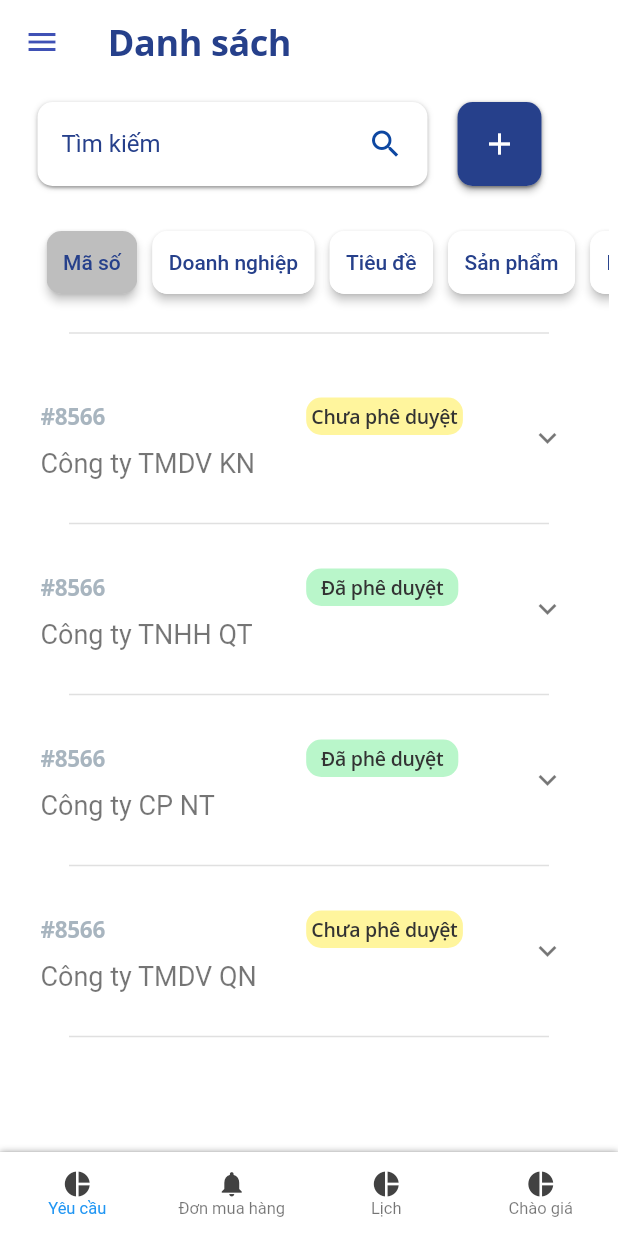
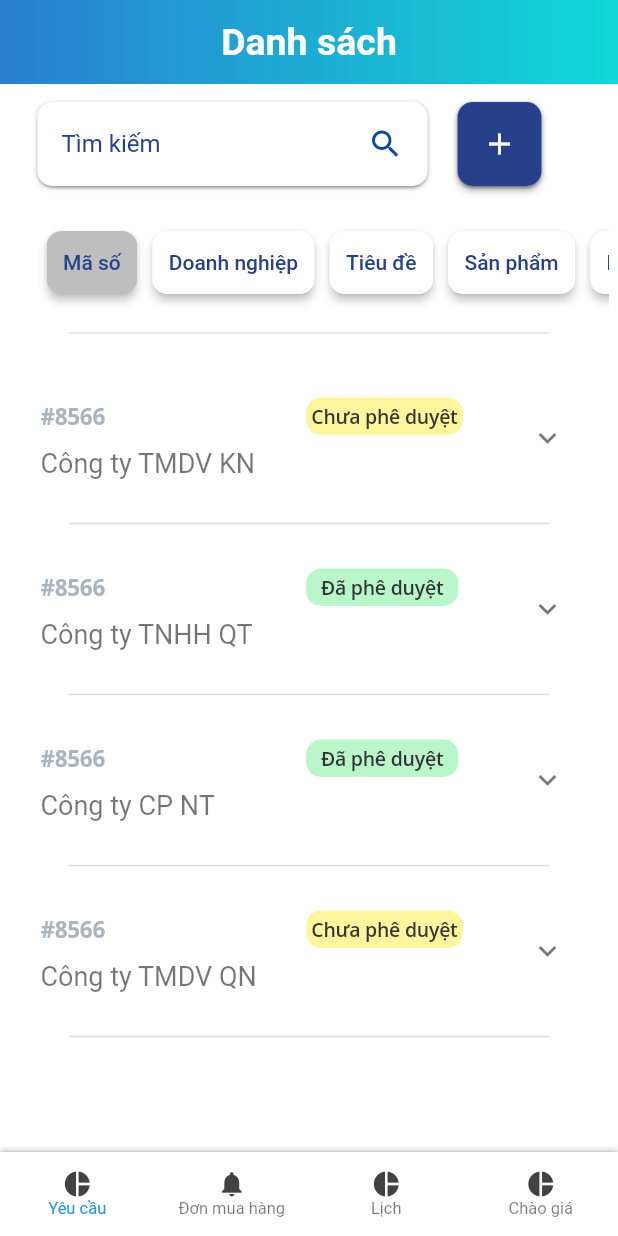
Before and after one commit to Tiensp/GiaoTiepNguoiMay_HCI, a Flutter app: the screen it shows after launch, on a phone screen of 412 x 824 dp. Run offline on Flutter 3.47's test engine with Material 2 defaults, Android fonts, the phone set to English and light mode, and no system bars; our stand-ins replace font_awesome_flutter, table_calendar, timelines; Roboto replaces fonts that are missing (Open Sans).

Commit message:
change AppBar -> Gradient Bar

```diff
--- a/lib/MyWidget/my_AppBar.dart
+++ b/lib/MyWidget/my_AppBar.dart
@@ -1,9 +1,4 @@
 import 'package:flutter/material.dart';
-import 'package:gtnm_hci/danh_sach_view/danh_sach_yeu_cau_view.dart';
-import 'package:gtnm_hci/tao_moi_yeu_cau_khach_hang_view/tao_moi_yeu_cau_khach_hang_view.dart ';
-import 'package:gtnm_hci/lich_view/lich_view.dart';
-import 'package:gtnm_hci/values/values.dart';
-import 'package:gtnm_hci/MyWidget/request_model.dart';
 import 'package:flutter/cupertino.dart';
 
 class MyAppBar extends StatelessWidget implements PreferredSizeWidget {
@@ -33,3 +28,39 @@ class MyAppBar extends StatelessWidget implements PreferredSizeWidget {
     );
   }
 }
+
+class GradientAppBar extends StatelessWidget implements PreferredSizeWidget {
+
+  final String title;
+  final double barHeight = 50.0;
+
+  GradientAppBar(this.title);
+  @override
+  Size get preferredSize => new Size.fromHeight(kToolbarHeight);
+  @override
+  Widget build(BuildContext context) {
+    final double statusbarHeight = MediaQuery
+        .of(context)
+        .padding
+        .top;
+
+    return new Container(
+      padding: new EdgeInsets.only(top: statusbarHeight),
+      child: new Center(
+        child: new Text(
+          title,
+          style: new TextStyle(fontSize: 25.0, color: Colors.white, fontWeight: FontWeight.bold),
+        ),
+      ),
+      decoration: new BoxDecoration(
+        gradient: new LinearGradient(
+            colors: [Color.fromARGB(255,42,127,206), Color.fromARGB(255,16,216,216)],
+            begin: const FractionalOffset(0.0, 0.0),
+            end: const FractionalOffset(1.0, 0.0),
+            stops: [0.0, 1.0],
+            tileMode: TileMode.clamp
+        ),
+      ),
+    );
+  }
+}
--- a/lib/MyWidget/App_BottomNavigationBar.dart
+++ b/lib/MyWidget/my_BottomNavigationBar.dart
@@ -28,10 +28,10 @@ class _AppDockerState extends State<AppDocker> {
           onTap: (value) {
             _currentIndex = value;
             switch (_currentIndex) {
-              case 0: return Navigator.of(context).popAndPushNamed("dsyeucau");
-              case 1: return Navigator.of(context).popAndPushNamed("dsdonmuahang");
-              case 2: return Navigator.of(context).popAndPushNamed("lich");
-              case 3: return Navigator.of(context).popAndPushNamed("chaogia");
+              case 0: return Navigator.of(context).pushNamed("dsyeucau");
+              case 1: return Navigator.of(context).pushNamed("dsdonmuahang");
+              case 2: return Navigator.of(context).pushNamed("lich");
+              case 3: return Navigator.of(context).pushNamed("chaogia");
             }
           },
           items: [
--- a/lib/danh_sach_view/danh_sach_don_mua_hang_view.dart
+++ b/lib/danh_sach_view/danh_sach_don_mua_hang_view.dart
@@ -16,7 +16,7 @@ import 'package:gtnm_hci/MyWidget/SearchBar.dart';
 import 'package:flutter/cupertino.dart';
 import 'package:gtnm_hci/MyWidget/my_Drawer.dart';
 import 'package:gtnm_hci/MyWidget/my_AppBar.dart';
-import 'package:gtnm_hci/MyWidget/App_BottomNavigationBar.dart';
+import 'package:gtnm_hci/MyWidget/my_BottomNavigationBar.dart';
 import 'package:gtnm_hci/MyWidget/Process_Timelines.dart';
 
 
@@ -41,8 +41,8 @@ class _DanhSachDonMuaHangViewState extends State<DanhSachDonMuaHangView> {
     var scrSize = MediaQuery.of(context).size;
     return Scaffold(
       resizeToAvoidBottomInset: false,
-      appBar: MyAppBar('Danh sách', Colors.white),
-      drawer: MyDrawer(),
+      appBar: GradientAppBar('Danh sách'),
+      //drawer: MyDrawer(),
       bottomNavigationBar: AppDocker(),
       body: Container(
         color: Colors.white,
--- a/lib/danh_sach_view/danh_sach_yeu_cau_view.dart
+++ b/lib/danh_sach_view/danh_sach_yeu_cau_view.dart
@@ -15,7 +15,7 @@ import 'package:gtnm_hci/MyWidget/SearchBar.dart';
 import 'package:flutter/cupertino.dart';
 import 'package:gtnm_hci/MyWidget/my_Drawer.dart';
 import 'package:gtnm_hci/MyWidget/my_AppBar.dart';
-import 'package:gtnm_hci/MyWidget/App_BottomNavigationBar.dart';
+import 'package:gtnm_hci/MyWidget/my_BottomNavigationBar.dart';
 
 class DanhSachYeuCauView extends StatefulWidget {
   @override
@@ -37,8 +37,8 @@ class _DanhSachYeuCauViewState extends State<DanhSachYeuCauView> {
     var scrSize = MediaQuery.of(context).size;
     return Scaffold(
       resizeToAvoidBottomInset: false,
-      appBar: MyAppBar('Danh sách', Colors.white),
-      drawer: MyDrawer(),
+      appBar: GradientAppBar('Danh sách'),
+      //drawer: MyDrawer(),
       bottomNavigationBar: AppDocker(),
       body: Container(
         color: Colors.white,
--- a/lib/lich_view/lich_view.dart
+++ b/lib/lich_view/lich_view.dart
@@ -16,7 +16,7 @@ import 'package:gtnm_hci/MyWidget/my_Drawer.dart';
 import 'package:gtnm_hci/MyWidget/my_AppBar.dart';
 import 'package:intl/intl.dart';
 import 'package:table_calendar/table_calendar.dart';
-import 'package:gtnm_hci/MyWidget/App_BottomNavigationBar.dart';
+import 'package:gtnm_hci/MyWidget/my_BottomNavigationBar.dart';
 
 extension StringExtension on String {
   String capitalize() {
@@ -43,7 +43,7 @@ class _LichViewState extends State<LichView> {
     return Scaffold(
       resizeToAvoidBottomInset: false,
       appBar: MyAppBar('Lịch', Color.fromARGB(255, 248, 249, 250)),
-      drawer: MyDrawer(),
+      //drawer: MyDrawer(),
       bottomNavigationBar: AppDocker(),
       body: Container(
         width: double.infinity,
--- a/lib/moi_chao_gia_view/moi_chao_gia_view.dart
+++ b/lib/moi_chao_gia_view/moi_chao_gia_view.dart
@@ -8,7 +8,7 @@
 
 import 'package:flutter/material.dart';
 import 'package:gtnm_hci/values/values.dart';
-import 'package:gtnm_hci/MyWidget/App_BottomNavigationBar.dart';
+import 'package:gtnm_hci/MyWidget/my_BottomNavigationBar.dart';
 import 'package:gtnm_hci/MyWidget/my_AppBar.dart';
 
 
```
